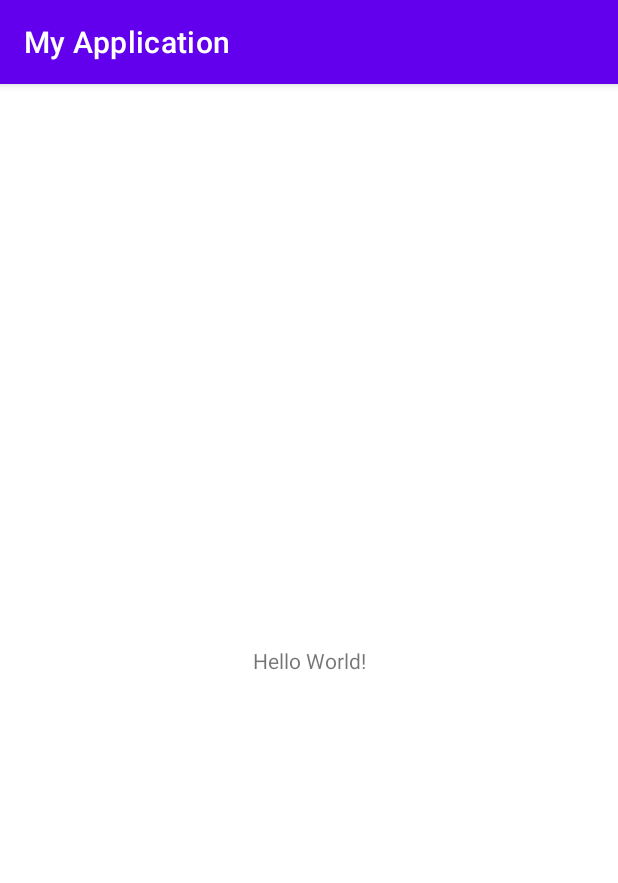
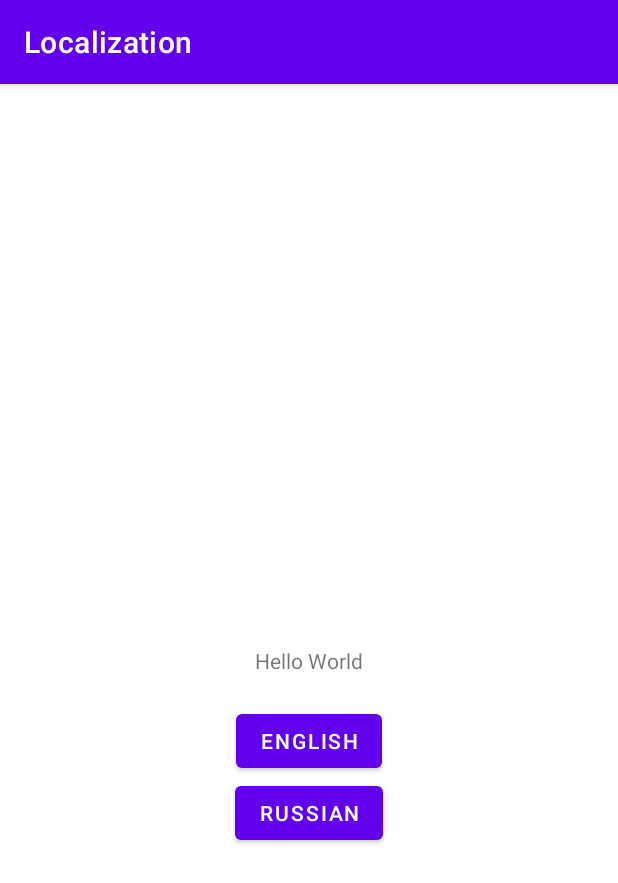
Before and after one commit to ainsoftproject/ainsoft_localization, an Android app: the screen it shows after launch (MainActivity), on a phone screen of 412 x 824 dp. Shown: the top 883 px of the screen. Run offline under Robolectric (Android 15) with nearby library versions, the phone set to English and light mode, and no system bars.

Commit message:
localization

```diff
--- a/app/src/main/AndroidManifest.xml
+++ b/app/src/main/AndroidManifest.xml
@@ -3,6 +3,7 @@
     package="com.example.myapplication">
 
     <application
+        android:name=".App"
         android:allowBackup="true"
         android:icon="@mipmap/ic_launcher"
         android:label="@string/app_name"
--- /dev/null
+++ b/app/src/main/java/com/example/myapplication/App.java
@@ -0,0 +1,34 @@
+package com.example.myapplication;
+
+import android.app.Application;
+import android.content.Context;
+import android.content.res.Configuration;
+import android.util.Log;
+
+public class App extends Application {
+
+    public static final String TAG = "App";
+
+    // for the sake of simplicity. use DI in real apps instead
+    public static LocaleManager localeManager;
+
+    @Override
+    public void onCreate() {
+        super.onCreate();
+        Utility.bypassHiddenApiRestrictions();
+    }
+
+    @Override
+    protected void attachBaseContext(Context base) {
+        localeManager = new LocaleManager(base);
+        super.attachBaseContext(localeManager.setLocale(base));
+        Log.d(TAG, "attachBaseContext");
+    }
+
+    @Override
+    public void onConfigurationChanged(Configuration newConfig) {
+        super.onConfigurationChanged(newConfig);
+        localeManager.setLocale(this);
+        Log.d(TAG, "onConfigurationChanged: " + newConfig.locale.getLanguage());
+    }
+}
--- /dev/null
+++ b/app/src/main/java/com/example/myapplication/LocaleManager.java
@@ -0,0 +1,91 @@
+package com.example.myapplication;
+
+import android.annotation.SuppressLint;
+import android.content.Context;
+import android.content.SharedPreferences;
+import android.content.res.Configuration;
+import android.content.res.Resources;
+import android.os.LocaleList;
+import android.preference.PreferenceManager;
+
+import androidx.annotation.RequiresApi;
+
+import java.util.LinkedHashSet;
+import java.util.Locale;
+import java.util.Set;
+
+import static android.os.Build.VERSION_CODES.JELLY_BEAN_MR1;
+import static android.os.Build.VERSION_CODES.N;
+
+public class LocaleManager {
+
+    public static final  String LANGUAGE_ENGLISH   = "en";
+    public static final  String LANGUAGE_RUSSIAN   = "ru";
+    private static final String LANGUAGE_KEY       = "language_key";
+
+    private final SharedPreferences prefs;
+
+    public LocaleManager(Context context) {
+        prefs = PreferenceManager.getDefaultSharedPreferences(context);
+    }
+
+    public Context setLocale(Context c) {
+        return updateResources(c, getLanguage());
+    }
+
+    public Context setNewLocale(Context c, String language) {
+        persistLanguage(language);
+        return updateResources(c, language);
+    }
+
+    public String getLanguage() {
+        return prefs.getString(LANGUAGE_KEY, LANGUAGE_ENGLISH);
+    }
+
+    @SuppressLint("ApplySharedPref")
+    private void persistLanguage(String language) {
+        // use commit() instead of apply(), because sometimes we kill the application process
+        // immediately that prevents apply() from finishing
+        prefs.edit().putString(LANGUAGE_KEY, language).commit();
+    }
+
+    private Context updateResources(Context context, String language) {
+        Locale locale = new Locale(language);
+        Locale.setDefault(locale);
+
+        Resources res = context.getResources();
+        Configuration config = new Configuration(res.getConfiguration());
+        if (Utility.isAtLeastVersion(N)) {
+            setLocaleForApi24(config, locale);
+            context = context.createConfigurationContext(config);
+        } else if (Utility.isAtLeastVersion(JELLY_BEAN_MR1)) {
+            config.setLocale(locale);
+            context = context.createConfigurationContext(config);
+        } else {
+            config.locale = locale;
+            res.updateConfiguration(config, res.getDisplayMetrics());
+        }
+        return context;
+    }
+
+    @RequiresApi(api = N)
+    private void setLocaleForApi24(Configuration config, Locale target) {
+        Set<Locale> set = new LinkedHashSet<>();
+        // bring the target locale to the front of the list
+        set.add(target);
+
+        LocaleList all = LocaleList.getDefault();
+        for (int i = 0; i < all.size(); i++) {
+            // append other locales supported by the user
+            set.add(all.get(i));
+        }
+
+        Locale[] locales = set.toArray(new Locale[0]);
+        config.setLocales(new LocaleList(locales));
+    }
+
+    public static Locale getLocale(Resources res) {
+        Configuration config = res.getConfiguration();
+        return Utility.isAtLeastVersion(N) ? config.getLocales().get(0) : config.locale;
+    }
+}
--- a/app/src/main/java/com/example/myapplication/MainActivity.java
+++ b/app/src/main/java/com/example/myapplication/MainActivity.java
@@ -1,14 +1,56 @@
 package com.example.myapplication;
 
-import androidx.appcompat.app.AppCompatActivity;
+import android.content.Intent;
+import android.os.Bundle;
+import android.view.View;
+import android.widget.Button;
+import android.widget.TextView;
+import android.widget.Toast;
 
-import android.os.Bundle;
+import com.example.myapplication.ui.BaseActivity;
 
-public class MainActivity extends AppCompatActivity {
+import static com.example.myapplication.LocaleManager.LANGUAGE_ENGLISH;
+import static com.example.myapplication.LocaleManager.LANGUAGE_RUSSIAN;
+
+public class MainActivity extends BaseActivity implements View.OnClickListener {
+    Button btnEnglish, btnRussian;
 
     @Override
     protected void onCreate(Bundle savedInstanceState) {
         super.onCreate(savedInstanceState);
         setContentView(R.layout.activity_main);
+        initViews();
+    }
+
+    private void initViews(){
+        btnEnglish = findViewById(R.id.btnEnglish);
+        btnRussian = findViewById(R.id.btnRussian);
+
+        btnEnglish.setOnClickListener(this);
+        btnRussian.setOnClickListener(this);
+    }
+
+    private void setNewLocale(String language, boolean restartProcess) {
+        App.localeManager.setNewLocale(this, language);
+
+        Intent i = new Intent(this, MainActivity.class);
+        startActivity(i.addFlags(Intent.FLAG_ACTIVITY_CLEAR_TASK | Intent.FLAG_ACTIVITY_NEW_TASK));
+
+        if (restartProcess) {
+            System.exit(0);
+        } else {
+            Toast.makeText(this, "Activity restarted", Toast.LENGTH_SHORT).show();
+        }
+    }
+
+    @Override
+    public void onClick(View v) {
+        int id = v.getId();
+        if (id == R.id.btnEnglish) {
+            setNewLocale(LANGUAGE_ENGLISH, false);
+
+        } else if (id == R.id.btnRussian) {
+            setNewLocale(LANGUAGE_RUSSIAN, false);
+        }
     }
 }
--- /dev/null
+++ b/app/src/main/java/com/example/myapplication/Utility.java
@@ -0,0 +1,109 @@
+package com.example.myapplication;
+
+import android.app.Activity;
+import android.content.pm.ActivityInfo;
+import android.content.pm.PackageManager.NameNotFoundException;
+import android.content.res.Resources;
+import android.os.Build;
+import android.util.Log;
+
+import java.lang.ref.WeakReference;
+import java.lang.reflect.Field;
+import java.lang.reflect.Method;
+import java.util.Map;
+import java.util.Map.Entry;
+
+import static android.content.pm.PackageManager.GET_META_DATA;
+import static android.os.Build.VERSION_CODES.P;
+
+public class Utility {
+
+    public static String hexString(Resources res) {
+        Object resImpl = getPrivateField("android.content.res.Resources", "mResourcesImpl", res);
+        Object o = resImpl != null ? resImpl : res;
+        return "@" + Integer.toHexString(o.hashCode());
+    }
+
+    public static Object getPrivateField(String className, String fieldName, Object object) {
+        try {
+            Class c = Class.forName(className);
+            Field f = c.getDeclaredField(fieldName);
+            f.setAccessible(true);
+            return f.get(object);
+        } catch (Throwable e) {
+            e.printStackTrace();
+            return null;
+        }
+    }
+
+    public static void bypassHiddenApiRestrictions() {
+        // http://weishu.me/2019/03/16/another-free-reflection-above-android-p/
+        if (!isAtLeastVersion(P)) return;
+        try {
+            Method forName = Class.class.getDeclaredMethod("forName", String.class);
+            Method getDeclaredMethod = Class.class.getDeclaredMethod("getDeclaredMethod",
+                    String.class, Class[].class);
+
+            Class<?> vmRuntimeClass = (Class<?>) forName.invoke(null, "dalvik.system.VMRuntime");
+            Method getRuntime = (Method) getDeclaredMethod.invoke(vmRuntimeClass, "getRuntime",
+                    null);
+            Method setHiddenApiExemptions = (Method) getDeclaredMethod.invoke(vmRuntimeClass,
+                    "setHiddenApiExemptions", new Class[]{ String[].class });
+            Object sVmRuntime = null;
+            if (getRuntime != null) {
+                sVmRuntime = getRuntime.invoke(null);
+            }
+
+            if (setHiddenApiExemptions != null) {
+                setHiddenApiExemptions.invoke(sVmRuntime, new Object[]{ new String[]{ "L" } });
+            }
+        } catch (Throwable e) {
+            Log.e(App.TAG, "Reflect bootstrap failed:", e);
+        }
+    }
+
+
+    public static void resetActivityTitle(Activity a) {
+        try {
+            ActivityInfo info = a.getPackageManager().getActivityInfo(a.getComponentName(), GET_META_DATA);
+            if (info.labelRes != 0) {
+                a.setTitle(info.labelRes);
+            }
+        } catch (NameNotFoundException e) {
+            e.printStackTrace();
+        }
+    }
+
+    @SuppressWarnings("unchecked")
+    public static String getTitleCache() {
+        try {
+            Object o = Utility.getPrivateField("android.app.ApplicationPackageManager", "sStringCache", null);
+            Map<?, WeakReference<CharSequence>> cache = (Map<?, WeakReference<CharSequence>>) o;
+            if (cache == null) return "";
+
+            StringBuilder builder = new StringBuilder("Cache:").append("\n");
+            for (Entry<?, WeakReference<CharSequence>> e : cache.entrySet()) {
+                CharSequence title = e.getValue().get();
+                if (title != null) {
+                    builder.append(title).append("\n");
+                }
+            }
+            return builder.toString();
+        } catch (Exception e) {
+            // https://developer.android.com/about/versions/pie/restrictions-non-sdk-interfaces
+            return "Can't access title cache";
+        }
+    }
+
+    public static Resources getTopLevelResources(Activity a) {
+        try {
+            return a.getPackageManager().getResourcesForApplication(a.getApplicationInfo());
+        } catch (NameNotFoundException e) {
+            throw new RuntimeException(e);
+        }
+    }
+
+    public static boolean isAtLeastVersion(int version) {
+        return Build.VERSION.SDK_INT >= version;
+    }
+}
--- /dev/null
+++ b/app/src/main/java/com/example/myapplication/ui/BaseActivity.java
@@ -0,0 +1,43 @@
+package com.example.myapplication.ui;
+
+import android.content.Context;
+import android.os.Bundle;
+import android.util.Log;
+import android.view.MenuItem;
+import androidx.annotation.Nullable;
+import androidx.appcompat.app.AppCompatActivity;
+import com.example.myapplication.App;
+import com.example.myapplication.Utility;
+
+public abstract class BaseActivity extends AppCompatActivity {
+
+    private static final String TAG = "BaseActivity";
+
+    @Override
+    protected void attachBaseContext(Context base) {
+        super.attachBaseContext(App.localeManager.setLocale(base));
+        Log.d(TAG, "attachBaseContext");
+    }
+
+    @Override
+    protected void onCreate(@Nullable Bundle savedInstanceState) {
+        super.onCreate(savedInstanceState);
+        Log.d(TAG, "onCreate");
+        Utility.resetActivityTitle(this);
+    }
+
+    @Override
+    public boolean onOptionsItemSelected(MenuItem item) {
+        if (item.getItemId() == android.R.id.home) {
+            finish();
+            return true;
+        } else {
+            return super.onOptionsItemSelected(item);
+        }
+    }
+
+    @Override
+    protected void onResume() {
+        super.onResume();
+    }
+}
--- a/app/src/main/res/layout/activity_main.xml
+++ b/app/src/main/res/layout/activity_main.xml
@@ -7,12 +7,32 @@
     tools:context=".MainActivity">
 
     <TextView
+        android:id="@+id/helloWorld"
         android:layout_width="wrap_content"
         android:layout_height="wrap_content"
-        android:text="Hello World!"
+        android:text="@string/hello"
         app:layout_constraintBottom_toBottomOf="parent"
         app:layout_constraintLeft_toLeftOf="parent"
         app:layout_constraintRight_toRightOf="parent"
         app:layout_constraintTop_toTopOf="parent" />
 
+    <Button
+        android:id="@+id/btnEnglish"
+        android:layout_width="wrap_content"
+        android:layout_height="wrap_content"
+        android:text="@string/english"
+        android:layout_marginTop="20dp"
+        app:layout_constraintEnd_toEndOf="parent"
+        app:layout_constraintStart_toStartOf="parent"
+        app:layout_constraintTop_toBottomOf="@+id/helloWorld"/>
+
+    <Button
+        android:id="@+id/btnRussian"
+        android:layout_width="wrap_content"
+        android:layout_height="wrap_content"
+        android:text="@string/russian"
+        app:layout_constraintEnd_toEndOf="parent"
+        app:layout_constraintStart_toStartOf="parent"
+        app:layout_constraintTop_toBottomOf="@+id/btnEnglish" />
+
 </androidx.constraintlayout.widget.ConstraintLayout>
--- a/app/src/main/res/values/strings.xml
+++ b/app/src/main/res/values/strings.xml
@@ -1,3 +1,7 @@
 <resources>
-    <string name="app_name">My Application</string>
+    <string name="app_name">Localization</string>
+
+    <string name="english">English</string>
+    <string name="russian">Russian</string>
+    <string name="hello">Hello World</string>
 </resources>
```
Also changed, not shown: 1 other file.
